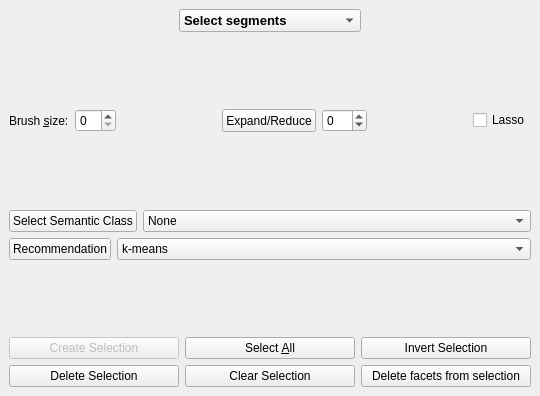
Qt form Polyhedron/Plugins/PMP/Selection_widget.ui (tudelft3d/3D_Urban_Mesh_Annotator) before a commit.
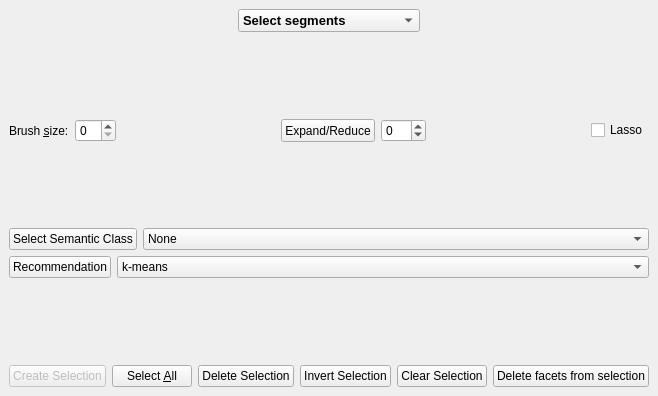
The same form after that commit.

Commit message: Remove camera lists and some unused selection fucntions.

The edit to the form file:
```diff
--- a/Polyhedron/Plugins/PMP/Selection_widget.ui
+++ b/Polyhedron/Plugins/PMP/Selection_widget.ui
@@ -6,7 +6,7 @@
    <rect>
     <x>0</x>
     <y>0</y>
-    <width>540</width>
+    <width>608</width>
     <height>396</height>
    </rect>
   </property>
@@ -263,7 +263,7 @@
            </spacer>
           </item>
           <item>
-           <layout class="QHBoxLayout" name="horizontalLayout_2">
+           <layout class="QHBoxLayout" name="horizontalLayout_7">
             <item>
              <widget class="QPushButton" name="Create_selection_item_button">
               <property name="enabled">
@@ -291,6 +291,13 @@
               </property>
              </widget>
             </item>
+            <item>
+             <widget class="QPushButton" name="Delete_selection_button">
+              <property name="text">
+               <string>Delete Selection</string>
+              </property>
+             </widget>
+            </item>
             <item>
              <widget class="QPushButton" name="Inverse_selection_button">
               <property name="toolTip">
@@ -298,17 +305,6 @@
               </property>
               <property name="text">
                <string>Invert Selection</string>
-              </property>
-             </widget>
-            </item>
-           </layout>
-          </item>
-          <item>
-           <layout class="QHBoxLayout" name="horizontalLayout_7">
-            <item>
-             <widget class="QPushButton" name="Delete_selection_button">
-              <property name="text">
-               <string>Delete Selection</string>
               </property>
              </widget>
             </item>
```
The commit also changes 7 other files.
